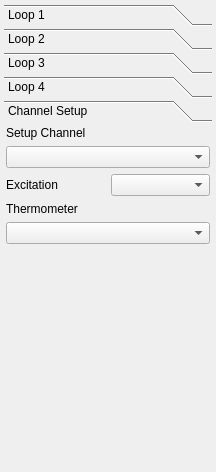
The window that modules/tempcontrol/tempcontrolform.ui (northriv/KAME) describes before a commit, drawn with Qt 5.
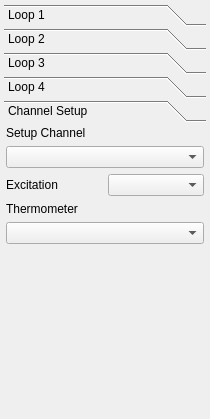
The same window after the commit. The open tabs and pages were chosen to show the change.

```diff
--- a/modules/tempcontrol/tempcontrolform.ui
+++ b/modules/tempcontrol/tempcontrolform.ui
@@ -6,8 +6,8 @@
    <rect>
     <x>0</x>
     <y>0</y>
-    <width>216</width>
-    <height>472</height>
+    <width>210</width>
+    <height>419</height>
    </rect>
   </property>
   <property name="sizePolicy">
@@ -2000,8 +2000,8 @@
         <rect>
          <x>0</x>
          <y>0</y>
-         <width>208</width>
-         <height>379</height>
+         <width>202</width>
+         <height>281</height>
         </rect>
        </property>
        <attribute name="label">
```
Left out of the diff: 10 changed lines with no effect on the pictures.
